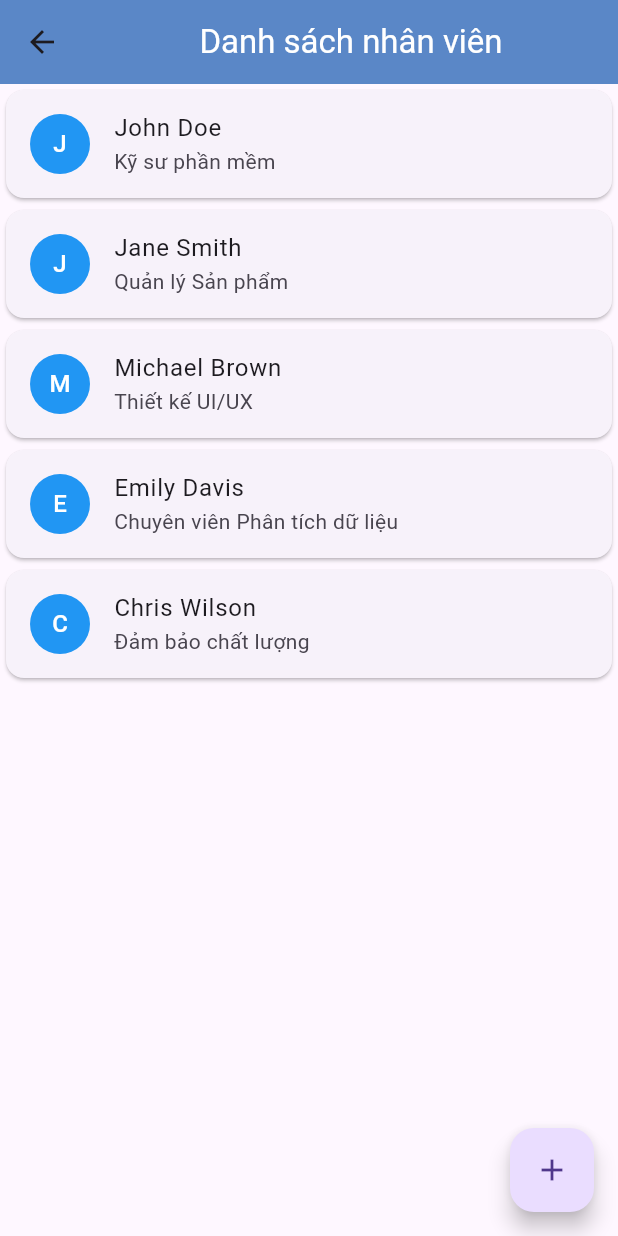
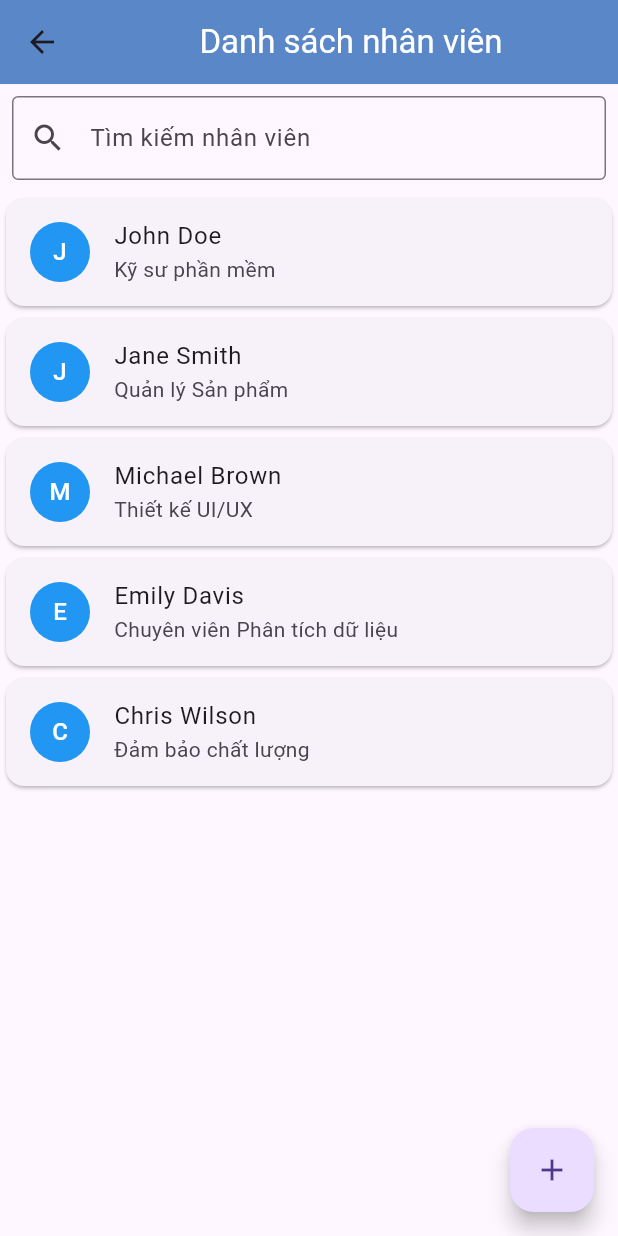
Before and after one commit to hieuhoccode287/employee_manager, a Flutter app: the EmployeeListPage screen opened directly, on a phone screen of 412 x 824 dp. Run offline on Flutter 3.47's test engine with Material 3 defaults, Android fonts, the light colour scheme and no system bars.

Commit message:
update search

```diff
--- a/lib/screens/employee_list_page.dart
+++ b/lib/screens/employee_list_page.dart
@@ -3,8 +3,12 @@ import 'package:employee_manager/utils/constants.dart';
 import 'employee_detail_page.dart';
 import 'add_employee_page.dart';
 
-class EmployeeListPage extends StatelessWidget {
-  // Dữ liệu mẫu cho danh sách nhân viên
+class EmployeeListPage extends StatefulWidget {
+  @override
+  _EmployeeListPageState createState() => _EmployeeListPageState();
+}
+
+class _EmployeeListPageState extends State<EmployeeListPage> {
   final List<Map<String, String>> employees = [
     {
       'name': 'John Doe',
@@ -48,39 +52,75 @@ class EmployeeListPage extends StatelessWidget {
     },
   ];
 
+  List<Map<String, String>> filteredEmployees = [];
+
+  String searchQuery = '';
+
+  @override
+  void initState() {
+    super.initState();
+    filteredEmployees = employees; // Khởi tạo biến filteredEmployees với employees
+  }
+
+  void updateSearchQuery(String newQuery) {
+    setState(() {
+      searchQuery = newQuery;
+      filteredEmployees = employees.where((employee) {
+        return employee['name']!
+            .toLowerCase()
+            .contains(newQuery.toLowerCase());
+      }).toList();
+    });
+  }
+
   @override
   Widget build(BuildContext context) {
     return Scaffold(
       appBar: AppBar(
         backgroundColor: primaryColor,
-        title: Center(
-            child: const Text('Danh sách nhân viên',
+        title: const Center(
+          child: Text(
+            'Danh sách nhân viên',
             style: TextStyle(
-                color: Colors.white, // Màu chữ của tiêu đề
+              color: Colors.white,
             ),
           ),
         ),
       ),
-      body: ListView.builder(
-        itemCount: employees.length,
+      body: Column(
+        children: [
+          Padding(
+            padding: const EdgeInsets.all(8.0),
+            child: TextField(
+              decoration: InputDecoration(
+                labelText: 'Tìm kiếm nhân viên',
+                border: OutlineInputBorder(),
+                prefixIcon: Icon(Icons.search),
+              ),
+              onChanged: (query) => updateSearchQuery(query),
+            ),
+          ),
+          Expanded(
+            child: ListView.builder(
+              itemCount: filteredEmployees.length,
               itemBuilder: (BuildContext context, int index) {
                 return Card(
                   child: ListTile(
-              title: Text(employees[index]['name']!),
-              subtitle: Text(employees[index]['position']!),
+                    title: Text(filteredEmployees[index]['name']!),
+                    subtitle: Text(filteredEmployees[index]['position']!),
                     leading: CircleAvatar(
                       child: Text(
-                  employees[index]['name']![0],
+                        filteredEmployees[index]['name']![0],
                         style: TextStyle(color: Colors.white),
                       ),
-                backgroundColor: Colors.blue, // Thay đổi màu sắc nếu cần
+                      backgroundColor: Colors.blue,
                     ),
                     onTap: () {
-                // Chuyển đến trang chi tiết nhân viên
                       Navigator.push(
                         context,
                         MaterialPageRoute(
-                    builder: (context) => EmployeeDetailPage(employee: employees[index]),
+                          builder: (context) => EmployeeDetailPage(
+                              employee: filteredEmployees[index]),
                         ),
                       );
                     },
@@ -88,13 +128,15 @@ class EmployeeListPage extends StatelessWidget {
                 );
               },
             ),
+          ),
+        ],
+      ),
       floatingActionButton: FloatingActionButton(
         onPressed: () {
-          // Chuyển đến màn hình thêm mới nhân viên
           Navigator.push(
             context,
             MaterialPageRoute(
-              builder: (context) => AddEmployeePage(), // Thay thế bằng màn hình thêm mới của bạn
+              builder: (context) => AddEmployeePage(),
             ),
           );
         },
```
Also changed, not shown: lib/screens/competency_profile_page.dart (added, +20 -0 lines), lib/screens/home_page.dart (+18 -1 lines). Lines whose indentation alone changed are shown as unchanged.
